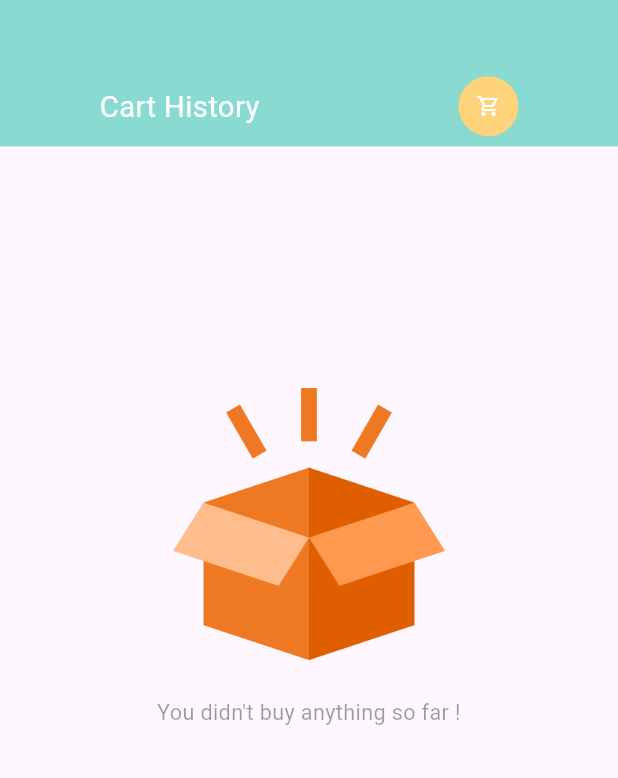
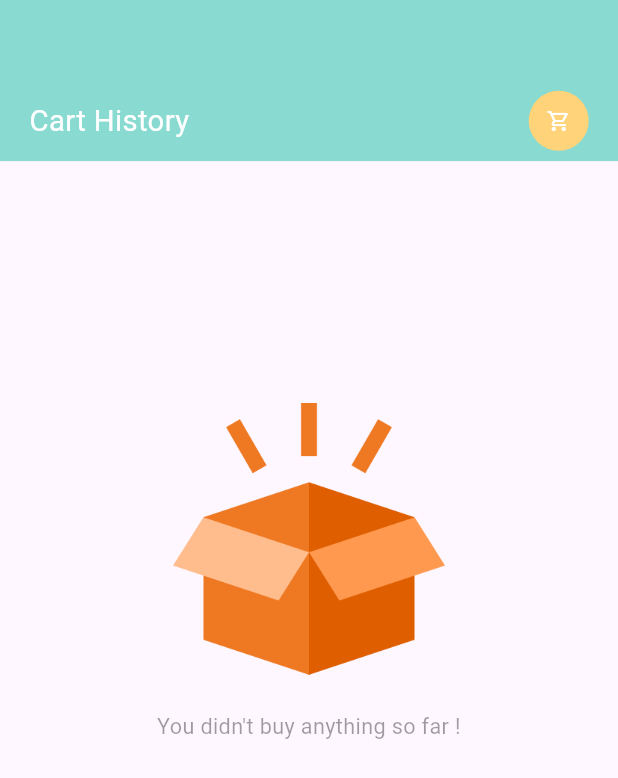
Before and after one commit to rhromets/food_delivery_gj, a Flutter app: the CartHistory screen opened directly, on a phone screen of 412 x 824 dp. Shown: the top 778 px of the screen. Run offline on Flutter 3.47's test engine with Material 3 defaults, Android fonts, the phone set to English and light mode, and no system bars; our stand-ins replace dots_indicator, get, shared_preferences; accounts and stored records are empty; network calls fail.

Commit message:
fix: update icons
Fixed icons.
Added routing to buttons.

```diff
--- a/lib/pages/cart/cart_history.dart
+++ b/lib/pages/cart/cart_history.dart
@@ -49,16 +49,25 @@ class CartHistory extends StatelessWidget {
           Container(
             color: AppColors.mainColor,
             width: double.maxFinite,
-            height: Dimensions.height10 * 10,
-            padding: EdgeInsets.only(top: Dimensions.height45),
-            child: const Row(
-              mainAxisAlignment: MainAxisAlignment.spaceAround,
+            height: Dimensions.height10 * 11,
+            padding: EdgeInsets.only(
+              top: Dimensions.height45 + Dimensions.height10,
+              right: Dimensions.width20,
+              left: Dimensions.width20,
+            ),
+            child: Row(
+              mainAxisAlignment: MainAxisAlignment.spaceBetween,
               children: [
-                BigText(text: 'Cart History', color: Colors.white),
-                AppIcon(
-                  icon: Icons.shopping_cart_outlined,
-                  iconColor: Colors.white,
-                  backgroundColor: AppColors.yellowColor,
+                const BigText(text: 'Cart History', color: Colors.white),
+                GestureDetector(
+                  onTap: () {
+                    Get.toNamed(RouteHelper.getCartPage());
+                  },
+                  child: const AppIcon(
+                    icon: Icons.shopping_cart_outlined,
+                    iconColor: Colors.white,
+                    backgroundColor: AppColors.yellowColor,
+                  ),
                 ),
               ],
             ),
--- a/lib/pages/food/recommended_food_detail.dart
+++ b/lib/pages/food/recommended_food_detail.dart
@@ -68,8 +68,8 @@ class RecommendedFoodDetail extends StatelessWidget {
                             : const SizedBox(),
                         controller.totalItems >= 1
                             ? Positioned(
-                                top: 3,
-                                right: 3,
+                                top: 2,
+                                right: controller.totalItems > 9 ? 4 : 6,
                                 child: BigText(
                                   text: controller.totalItems.toString(),
                                   size: 12,
--- a/lib/pages/home/home_page.dart
+++ b/lib/pages/home/home_page.dart
@@ -16,7 +16,6 @@ class _HomePageState extends State<HomePage> {
 
   List pages = [
     const MainFoodPage(),
-    const Center(child: Text('next 1 page')),
     const CartHistory(),
     const AccountPage(),
   ];
@@ -50,10 +49,6 @@ class _HomePageState extends State<HomePage> {
             label: 'history',
           ),
           BottomNavigationBarItem(
-            icon: Icon(Icons.shopping_cart),
-            label: 'cart',
-          ),
-          BottomNavigationBarItem(
             icon: Icon(Icons.person),
             label: 'me',
           ),
--- a/lib/routes/route_helper.dart
+++ b/lib/routes/route_helper.dart
@@ -1,3 +1,4 @@
+import 'package:food_delivery_gj/pages/cart/cart_history.dart';
 import 'package:food_delivery_gj/pages/cart/cart_page.dart';
 import 'package:food_delivery_gj/pages/food/popular_food_detail.dart';
 import 'package:food_delivery_gj/pages/food/recommended_food_detail.dart';
@@ -11,6 +12,7 @@ class RouteHelper {
   static const String popularFood = '/popular-food';
   static const String recommendedFood = '/recommended-food';
   static const String cartPage = '/cart-page';
+  static const String cartHistoryPage = '/cart-history-page';
 
   static String getSplashPage() => splashPage.toString();
   static String getInitial() => initial.toString();
@@ -19,6 +21,7 @@ class RouteHelper {
   static String getRecommendedFood(int pageId, String page) =>
       '$recommendedFood?pageId=$pageId&page=$page';
   static String getCartPage() => cartPage.toString();
+  static String getCartHistoryPage() => cartHistoryPage.toString();
 
   static List<GetPage> routes = [
     GetPage(
@@ -54,5 +57,12 @@ class RouteHelper {
       },
       transition: Transition.fadeIn,
     ),
+    GetPage(
+      name: cartHistoryPage,
+      page: () {
+        return const CartHistory();
+      },
+      transition: Transition.fadeIn,
+    ),
   ];
 }
--- a/lib/widgets/app_icon.dart
+++ b/lib/widgets/app_icon.dart
@@ -6,6 +6,7 @@ class AppIcon extends StatelessWidget {
   final Color iconColor;
   final double size;
   final double iconSize;
+  final Offset offset;
 
   const AppIcon({
     super.key,
@@ -14,6 +15,7 @@ class AppIcon extends StatelessWidget {
     this.iconColor = const Color(0xFF756d54),
     this.size = 40,
     this.iconSize = 16,
+    this.offset = const Offset(0, 0),
   });
 
   @override
@@ -24,10 +26,15 @@ class AppIcon extends StatelessWidget {
       decoration: BoxDecoration(
           borderRadius: BorderRadius.circular(size / 2),
           color: backgroundColor),
-      child: Icon(
-        icon,
-        color: iconColor,
-        size: iconSize,
+      child: Transform.translate(
+        offset: offset,
+        child: Center(
+          child: Icon(
+            icon,
+            color: iconColor,
+            size: iconSize,
+          ),
+        ),
       ),
     );
   }
```
Also changed, not shown: lib/pages/cart/cart_page.dart (+21 -11 lines), lib/pages/food/popular_food_detail.dart (+6 -3 lines).
